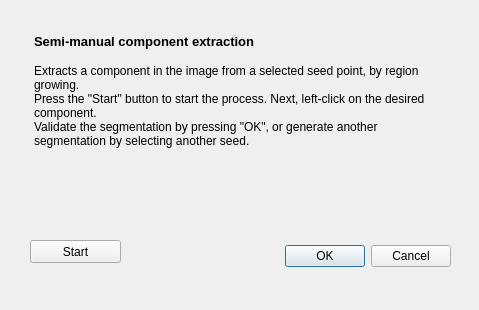
fgrelard/ProcessMRI, file ui/manualcomponentview.ui: the form before one commit.
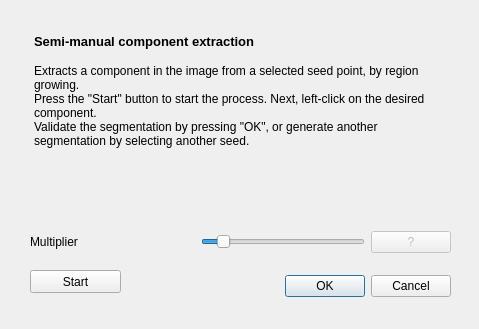
The form after the commit.

Commit message: Slider of acceptable values for CC selection

Patch:
```diff
--- a/ui/manualcomponentview.ui
+++ b/ui/manualcomponentview.ui
@@ -7,7 +7,7 @@
     <x>0</x>
     <y>0</y>
     <width>479</width>
-    <height>310</height>
+    <height>329</height>
    </rect>
   </property>
   <property name="windowTitle">
@@ -17,7 +17,7 @@
    <property name="geometry">
     <rect>
      <x>200</x>
-     <y>240</y>
+     <y>270</y>
      <width>251</width>
      <height>32</height>
     </rect>
@@ -38,11 +38,80 @@
      <x>30</x>
      <y>30</y>
      <width>421</width>
-     <height>194</height>
+     <height>223</height>
     </rect>
    </property>
    <layout class="QGridLayout" name="gridLayout">
-    <item row="0" column="1">
+    <item row="2" column="1">
+     <widget class="QLabel" name="label">
+      <property name="sizePolicy">
+       <sizepolicy hsizetype="Expanding" vsizetype="Preferred">
+        <horstretch>0</horstretch>
+        <verstretch>0</verstretch>
+       </sizepolicy>
+      </property>
+      <property name="text">
+       <string>Multiplier</string>
+      </property>
+     </widget>
+    </item>
+    <item row="2" column="2">
+     <widget class="QSlider" name="horizontalSlider">
+      <property name="mouseTracking">
+       <bool>true</bool>
+      </property>
+      <property name="minimum">
+       <number>0</number>
+      </property>
+      <property name="maximum">
+       <number>100</number>
+      </property>
+      <property name="singleStep">
+       <number>1</number>
+      </property>
+      <property name="value">
+       <number>10</number>
+      </property>
+      <property name="tracking">
+       <bool>false</bool>
+      </property>
+      <property name="orientation">
+       <enum>Qt::Horizontal</enum>
+      </property>
+      <property name="invertedAppearance">
+       <bool>false</bool>
+      </property>
+      <property name="tickPosition">
+       <enum>QSlider::NoTicks</enum>
+      </property>
+     </widget>
+    </item>
+    <item row="2" column="3">
+     <widget class="QPushButton" name="pushButton_2">
+      <property name="enabled">
+       <bool>false</bool>
+      </property>
+      <property name="sizePolicy">
+       <sizepolicy hsizetype="Fixed" vsizetype="Fixed">
+        <horstretch>0</horstretch>
+        <verstretch>0</verstretch>
+       </sizepolicy>
+      </property>
+      <property name="mouseTracking">
+       <bool>true</bool>
+      </property>
+      <property name="toolTip">
+       <string>Multiplication factor for the threshold for the region growing.</string>
+      </property>
+      <property name="toolTipDuration">
+       <number>-1</number>
+      </property>
+      <property name="text">
+       <string>?</string>
+      </property>
+     </widget>
+    </item>
+    <item row="1" column="1" colspan="3">
      <widget class="QTextEdit" name="textEdit">
       <property name="enabled">
        <bool>true</bool>
@@ -97,7 +166,7 @@
    <property name="geometry">
     <rect>
      <x>30</x>
-     <y>240</y>
+     <y>270</y>
      <width>91</width>
      <height>23</height>
     </rect>
```
The commit also changes 4 other files.
